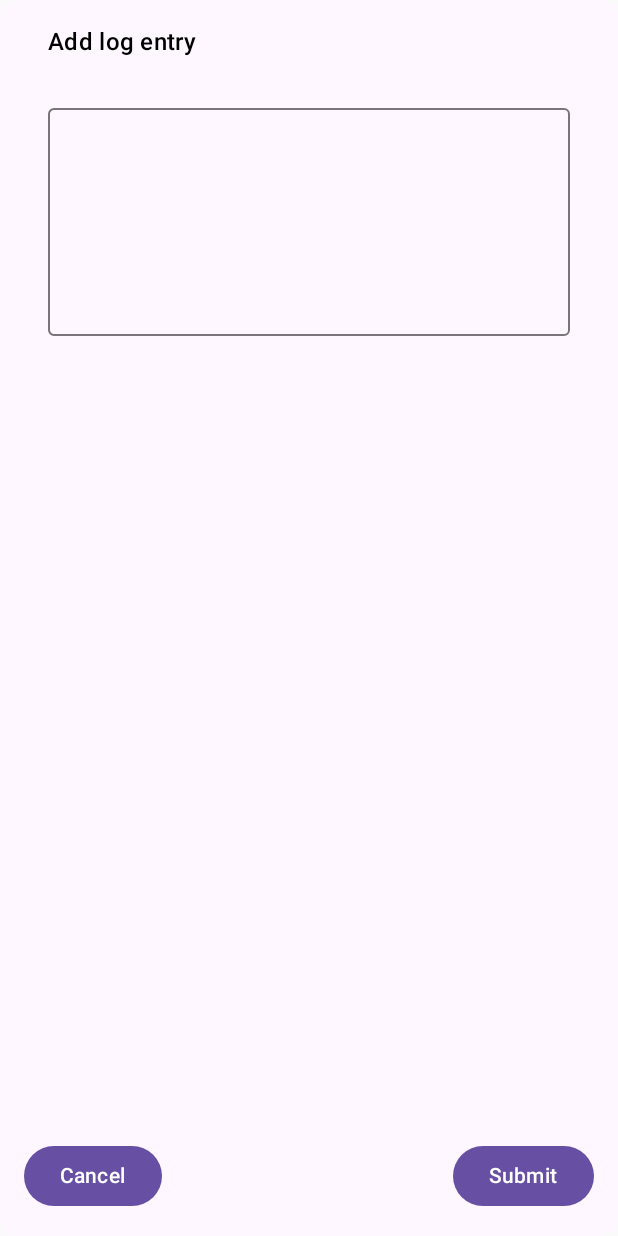
After one commit to dan-0/PregnancyTracker, an Android app built with Jetpack Compose: the composable AddLogScreen called with empty values, on a phone screen of 412 x 824 dp. The commit adds this screen. Run offline under Robolectric (Android 15) with nearby library versions, the phone set to English and light mode, and no system bars; our stand-ins replace Voyager; 1 statement that could not run was skipped.

Commit message:
add: nested navigation to add log screen

```diff
--- a/app/src/main/java/me/danlowe/pregnancytracker/ui/main/MainActivity.kt
+++ b/app/src/main/java/me/danlowe/pregnancytracker/ui/main/MainActivity.kt
@@ -29,7 +29,7 @@ import cafe.adriel.voyager.navigator.tab.TabNavigator
 import cafe.adriel.voyager.transitions.SlideTransition
 import me.danlowe.pregnancytracker.ui.screen.allpregnancies.AllPregnanciesScreen
 import me.danlowe.pregnancytracker.ui.screen.currentweek.CurrentWeekTab
-import me.danlowe.pregnancytracker.ui.screen.logscreen.LogTab
+import me.danlowe.pregnancytracker.ui.screen.logscreen.tab.LogTab
 import me.danlowe.pregnancytracker.ui.theme.PregnancyTrackerTheme
 import me.danlowe.pregnancytracker.ui.views.FullScreenLoading
 import org.koin.androidx.compose.KoinAndroidContext
--- /dev/null
+++ b/app/src/main/java/me/danlowe/pregnancytracker/ui/screen/logscreen/add/AddLogScreen.kt
@@ -0,0 +1,23 @@
+package me.danlowe.pregnancytracker.ui.screen.logscreen.add
+
+import androidx.compose.runtime.Composable
+import cafe.adriel.voyager.core.screen.Screen
+import cafe.adriel.voyager.koin.getNavigatorScreenModel
+import cafe.adriel.voyager.navigator.LocalNavigator
+import cafe.adriel.voyager.navigator.currentOrThrow
+import me.danlowe.pregnancytracker.ui.screen.logscreen.LogEvent
+import me.danlowe.pregnancytracker.ui.screen.logscreen.LogModel
+import me.danlowe.pregnancytracker.ui.screen.logscreen.add.view.AddLogContent
+
+class AddLogScreen(private val pregnancyId: Long, ) : Screen {
+  @Composable
+  override fun Content() {
+    val navigator = LocalNavigator.currentOrThrow
+    val screenModel = navigator.getNavigatorScreenModel<LogModel>()
+
+    AddLogContent(onCancel = { navigator.pop() }) {
+      screenModel.handleEvent(LogEvent.AddLogEntry(pregnancyId, it, emptyList()))
+      navigator.pop()
+    }
+  }
+}
--- /dev/null
+++ b/app/src/main/java/me/danlowe/pregnancytracker/ui/screen/logscreen/add/view/addLogContent.kt
@@ -0,0 +1,94 @@
+package me.danlowe.pregnancytracker.ui.screen.logscreen.add.view
+
+import androidx.compose.foundation.background
+import androidx.compose.foundation.layout.Arrangement
+import androidx.compose.foundation.layout.Column
+import androidx.compose.foundation.layout.Row
+import androidx.compose.foundation.layout.fillMaxSize
+import androidx.compose.foundation.layout.fillMaxWidth
+import androidx.compose.foundation.layout.padding
+import androidx.compose.foundation.rememberScrollState
+import androidx.compose.foundation.text.KeyboardOptions
+import androidx.compose.foundation.verticalScroll
+import androidx.compose.material3.Button
+import androidx.compose.material3.MaterialTheme
+import androidx.compose.material3.OutlinedTextField
+import androidx.compose.material3.Text
+import androidx.compose.runtime.Composable
+import androidx.compose.runtime.LaunchedEffect
+import androidx.compose.runtime.getValue
+import androidx.compose.runtime.mutableStateOf
+import androidx.compose.runtime.remember
+import androidx.compose.runtime.saveable.rememberSaveable
+import androidx.compose.runtime.setValue
+import androidx.compose.ui.Alignment
+import androidx.compose.ui.Modifier
+import androidx.compose.ui.focus.FocusRequester
+import androidx.compose.ui.focus.focusRequester
+import androidx.compose.ui.res.stringResource
+import androidx.compose.ui.text.input.KeyboardCapitalization
+import androidx.compose.ui.text.input.TextFieldValue
+import androidx.compose.ui.unit.dp
+import me.danlowe.pregnancytracker.R
+
+@Composable
+fun AddLogContent(
+  onCancel: () -> Unit,
+  submit: (String) -> Unit,
+) {
+  var currentEntry by rememberSaveable(stateSaver = TextFieldValue.Saver) {
+    mutableStateOf(TextFieldValue())
+  }
+
+  val focusRequester = remember { FocusRequester() }
+
+  Column(
+    modifier = Modifier
+      .fillMaxSize()
+      .focusRequester(focusRequester)
+      .verticalScroll(rememberScrollState())
+      .background(MaterialTheme.colorScheme.background, MaterialTheme.shapes.medium)
+      .padding(16.dp),
+    verticalArrangement = Arrangement.spacedBy(16.dp),
+  ) {
+    Text(
+      text = stringResource(R.string.add_log_entry),
+      style = MaterialTheme.typography.titleMedium,
+      modifier = Modifier.padding(horizontal = 16.dp),
+    )
+
+    OutlinedTextField(
+      value = currentEntry,
+      onValueChange = {
+        currentEntry = it
+      },
+      modifier = Modifier
+        .padding(16.dp)
+        .fillMaxWidth(),
+      minLines = 5,
+      maxLines = 10,
+      keyboardOptions = KeyboardOptions(
+        capitalization = KeyboardCapitalization.Sentences,
+        autoCorrect = true,
+      ),
+    )
+    Row(
+      modifier = Modifier
+        .weight(1f)
+        .fillMaxWidth(),
+      verticalAlignment = Alignment.Bottom,
+      horizontalArrangement = Arrangement.SpaceBetween,
+    ) {
+      Button(onClick = onCancel) {
+        Text(stringResource(id = R.string.cancel))
+      }
+
+      Button(onClick = { submit(currentEntry.text) }) {
+        Text(stringResource(R.string.submit))
+      }
+    }
+  }
+  LaunchedEffect("onEntryOnly") {
+    focusRequester.requestFocus()
+  }
+}
```
Also changed, not shown: app/src/main/java/me/danlowe/pregnancytracker/ui/screen/currentweek/CurrentWeekScreenModel.kt (+8 -0 lines), app/src/main/java/me/danlowe/pregnancytracker/ui/screen/logscreen/LogModel.kt (+10 -0 lines), app/src/main/java/me/danlowe/pregnancytracker/ui/screen/logscreen/LogTab.kt (deleted, +0 -229 lines), app/src/main/java/me/danlowe/pregnancytracker/ui/screen/logscreen/entires/LogEntriesScreen.kt (added, +37 -0 lines), app/src/main/java/me/danlowe/pregnancytracker/ui/screen/logscreen/entires/view/logEntriesContent.kt (added, +57 -0 lines), app/src/main/java/me/danlowe/pregnancytracker/ui/screen/logscreen/entires/view/logEntryItem.kt (added, +44 -0 lines), app/src/main/java/me/danlowe/pregnancytracker/ui/screen/logscreen/tab/LogTab.kt (added, +36 -0 lines).
